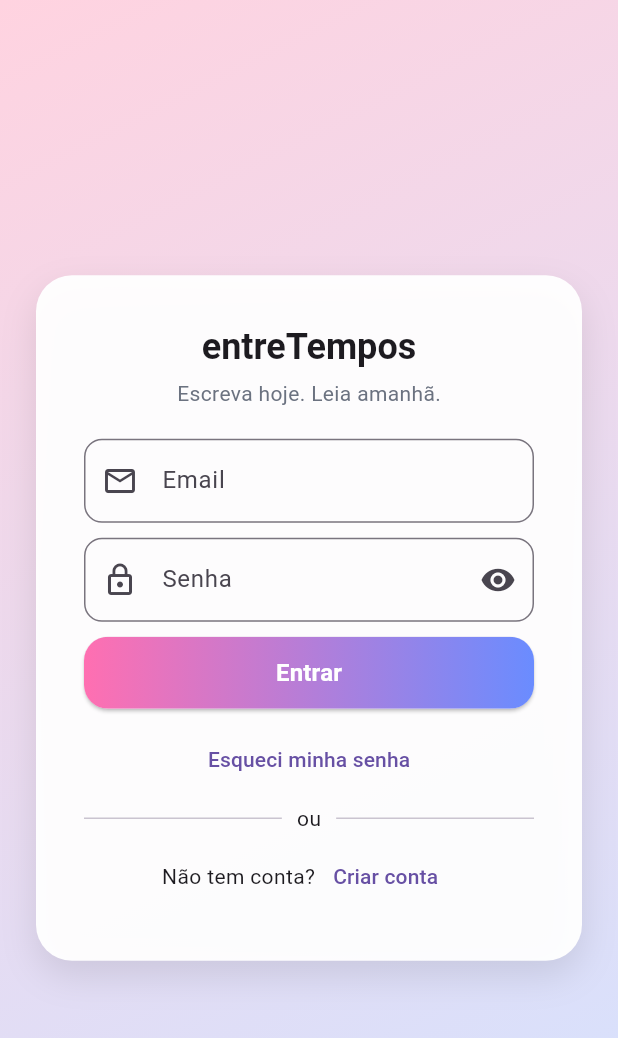
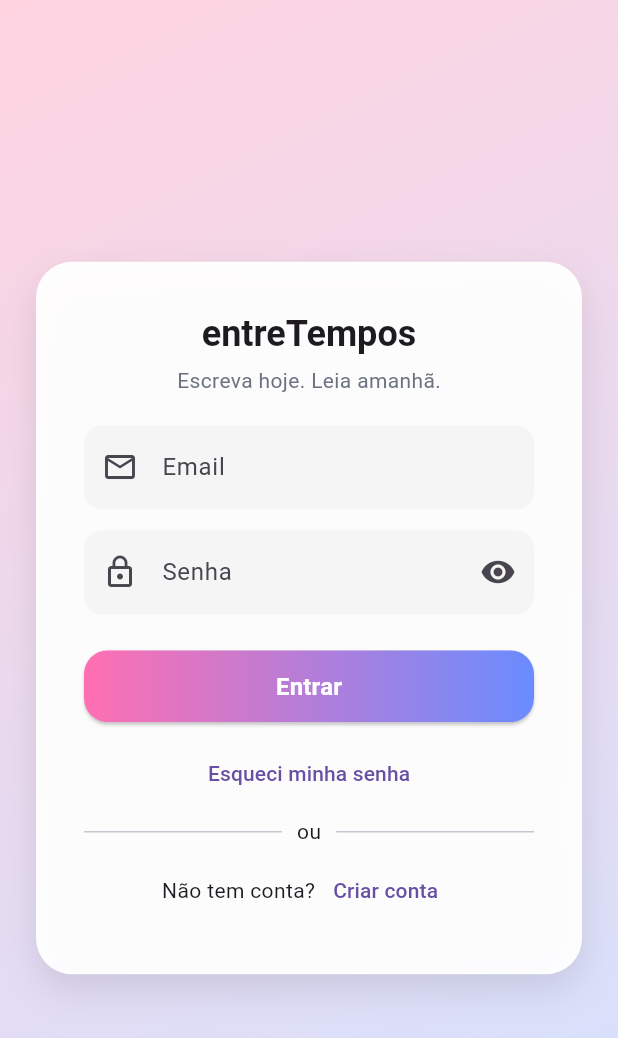
Before and after one commit to maiarakothe/entre_tempos, a Flutter app: the screen it shows after launch, on a phone screen of 412 x 824 dp. Shown: the top 1038 px of the screen. Run offline on Flutter 3.47's test engine with Material 3 defaults, Android fonts, the phone set to English and light mode, and no system bars.

Commit message:
style: ajustes visuais na página login e cadastro

```diff
--- a/lib/ui/pages/login_page.dart
+++ b/lib/ui/pages/login_page.dart
@@ -47,18 +47,23 @@ class _LoginPageState extends State<LoginPage> {
             controller: emailController,
             decoration: InputDecoration(
               labelText: 'Email',
+              filled: true,
+              fillColor: Colors.grey.shade100,
               prefixIcon: const Icon(Icons.email_outlined),
               border: OutlineInputBorder(
                 borderRadius: DefaultBorders.container,
+                borderSide: BorderSide.none,
               ),
             ),
           ),
-          SizedBox(height: 10),
+          SizedBox(height: 14),
           TextFormField(
             controller: passwordController,
             obscureText: obscurePassword,
             decoration: InputDecoration(
               labelText: 'Senha',
+              filled: true,
+              fillColor: Colors.grey.shade100,
               prefixIcon: const Icon(Icons.lock_outline),
               suffixIcon: IconButton(
                 icon: Icon(
@@ -72,10 +77,11 @@ class _LoginPageState extends State<LoginPage> {
               ),
               border: OutlineInputBorder(
                 borderRadius: DefaultBorders.container,
+                borderSide: BorderSide.none,
               ),
             ),
           ),
-          SizedBox(height: 10),
+          SizedBox(height: 24),
           SizedBox(
             width: double.infinity,
             height: 48,
```
Also changed, not shown: lib/ui/pages/signup_page.dart (+17 -5 lines).
